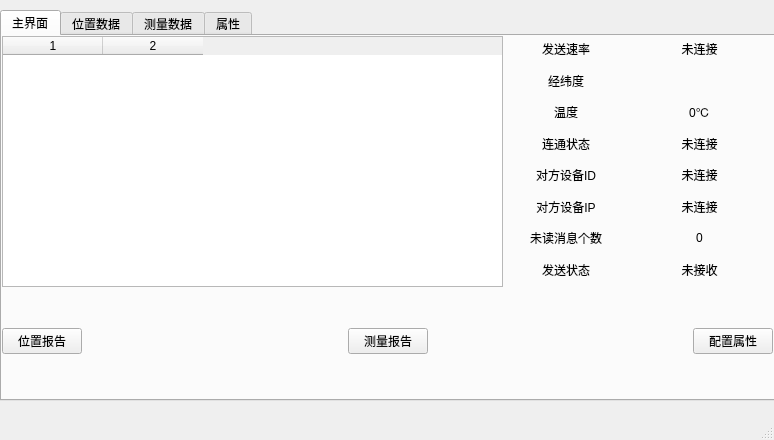
This is UI/mainWindow.ui in 413180794/EPLRS_station as Qt 5 draws it before an edit. The edited form follows.
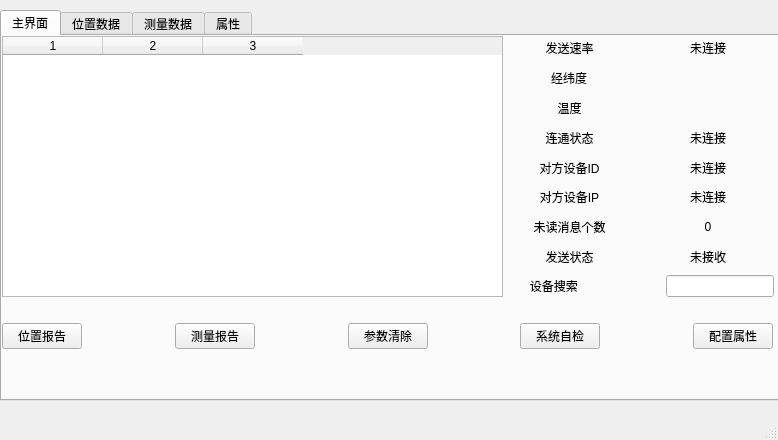
This is the edited form.

The edit to the form file:
```diff
--- a/UI/mainWindow.ui
+++ b/UI/mainWindow.ui
@@ -6,7 +6,7 @@
    <rect>
     <x>0</x>
     <y>0</y>
-    <width>774</width>
+    <width>778</width>
     <height>440</height>
    </rect>
   </property>
@@ -33,10 +33,10 @@
      <widget class="QWidget" name="verticalLayoutWidget_4">
       <property name="geometry">
        <rect>
-        <x>500</x>
+        <x>501</x>
         <y>0</y>
-        <width>261</width>
-        <height>246</height>
+        <width>271</width>
+        <height>261</height>
        </rect>
       </property>
       <layout class="QVBoxLayout" name="verticalLayout_4">
@@ -92,18 +92,9 @@
         </layout>
        </item>
        <item>
-        <layout class="QHBoxLayout" name="horizontalLayout_14">
+        <layout class="QHBoxLayout" name="horizontalLayout_15">
          <item>
-          <widget class="QLabel" name="__temperature_label">
-           <property name="maximumSize">
-            <size>
-             <width>16777215</width>
-             <height>16777215</height>
-            </size>
-           </property>
-           <property name="autoFillBackground">
-            <bool>false</bool>
-           </property>
+          <widget class="QLabel" name="_temperature_label">
            <property name="text">
             <string>温度</string>
            </property>
@@ -114,17 +105,8 @@
          </item>
          <item>
           <widget class="QLabel" name="temperature_show">
-           <property name="maximumSize">
-            <size>
-             <width>16777215</width>
-             <height>16777215</height>
-            </size>
-           </property>
-           <property name="autoFillBackground">
-            <bool>false</bool>
-           </property>
            <property name="text">
-            <string>0℃</string>
+            <string/>
            </property>
            <property name="alignment">
             <set>Qt::AlignCenter</set>
@@ -253,15 +235,79 @@
          </item>
         </layout>
        </item>
+       <item>
+        <layout class="QHBoxLayout" name="horizontalLayout_14">
+         <item>
+          <widget class="QLabel" name="_search_device_label">
+           <property name="text">
+            <string>        设备搜索      </string>
+           </property>
+           <property name="alignment">
+            <set>Qt::AlignCenter</set>
+           </property>
+          </widget>
+         </item>
+         <item>
+          <spacer name="horizontalSpacer_5">
+           <property name="orientation">
+            <enum>Qt::Horizontal</enum>
+           </property>
+           <property name="sizeHint" stdset="0">
+            <size>
+             <width>40</width>
+             <height>20</height>
+            </size>
+           </property>
+          </spacer>
+         </item>
+         <item>
+          <widget class="QLineEdit" name="search_edit"/>
+         </item>
+        </layout>
+       </item>
       </layout>
      </widget>
+     <widget class="QTableWidget" name="ip_id_table">
+      <property name="geometry">
+       <rect>
+        <x>0</x>
+        <y>0</y>
+        <width>501</width>
+        <height>261</height>
+       </rect>
+      </property>
+      <property name="editTriggers">
+       <set>QAbstractItemView::NoEditTriggers</set>
+      </property>
+      <property name="textElideMode">
+       <enum>Qt::ElideMiddle</enum>
+      </property>
+      <property name="columnCount">
+       <number>3</number>
+      </property>
+      <attribute name="horizontalHeaderCascadingSectionResizes">
+       <bool>false</bool>
+      </attribute>
+      <attribute name="horizontalHeaderShowSortIndicator" stdset="0">
+       <bool>false</bool>
+      </attribute>
+      <attribute name="horizontalHeaderStretchLastSection">
+       <bool>false</bool>
+      </attribute>
+      <attribute name="verticalHeaderVisible">
+       <bool>true</bool>
+      </attribute>
+      <column/>
+      <column/>
+      <column/>
+     </widget>
      <widget class="QWidget" name="horizontalLayoutWidget">
       <property name="geometry">
        <rect>
         <x>0</x>
-        <y>250</y>
+        <y>260</y>
         <width>771</width>
-        <height>111</height>
+        <height>81</height>
        </rect>
       </property>
       <layout class="QHBoxLayout" name="horizontalLayout">
@@ -292,6 +338,46 @@
          </property>
         </widget>
        </item>
+       <item>
+        <spacer name="horizontalSpacer_3">
+         <property name="orientation">
+          <enum>Qt::Horizontal</enum>
+         </property>
+         <property name="sizeHint" stdset="0">
+          <size>
+           <width>40</width>
+           <height>20</height>
+          </size>
+         </property>
+        </spacer>
+       </item>
+       <item>
+        <widget class="QPushButton" name="reset_system_button">
+         <property name="text">
+          <string>参数清除</string>
+         </property>
+        </widget>
+       </item>
+       <item>
+        <spacer name="horizontalSpacer_4">
+         <property name="orientation">
+          <enum>Qt::Horizontal</enum>
+         </property>
+         <property name="sizeHint" stdset="0">
+          <size>
+           <width>40</width>
+           <height>20</height>
+          </size>
+         </property>
+        </spacer>
+       </item>
+       <item>
+        <widget class="QPushButton" name="system_check_button">
+         <property name="text">
+          <string>系统自检</string>
+         </property>
+        </widget>
+       </item>
        <item>
         <spacer name="horizontalSpacer_2">
          <property name="orientation">
@@ -314,39 +400,6 @@
        </item>
       </layout>
      </widget>
-     <widget class="QTableWidget" name="ip_id_table">
-      <property name="geometry">
-       <rect>
-        <x>0</x>
-        <y>0</y>
-        <width>501</width>
-        <height>251</height>
-       </rect>
-      </property>
-      <property name="editTriggers">
-       <set>QAbstractItemView::NoEditTriggers</set>
-      </property>
-      <property name="textElideMode">
-       <enum>Qt::ElideMiddle</enum>
-      </property>
-      <property name="columnCount">
-       <number>2</number>
-      </property>
-      <attribute name="horizontalHeaderCascadingSectionResizes">
-       <bool>false</bool>
-      </attribute>
-      <attribute name="horizontalHeaderShowSortIndicator" stdset="0">
-       <bool>false</bool>
-      </attribute>
-      <attribute name="horizontalHeaderStretchLastSection">
-       <bool>false</bool>
-      </attribute>
-      <attribute name="verticalHeaderVisible">
-       <bool>false</bool>
-      </attribute>
-      <column/>
-      <column/>
-     </widget>
     </widget>
     <widget class="QWidget" name="Position_tab">
      <attribute name="title">
```
Left out of the diff: 10 changed lines with no effect on the pictures.
